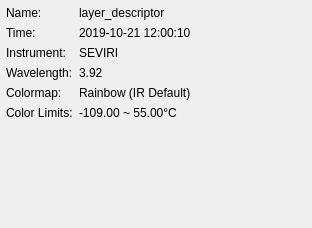
Qt form uwsift/ui/layer_details_widget.ui (ssec/sift) before a commit.
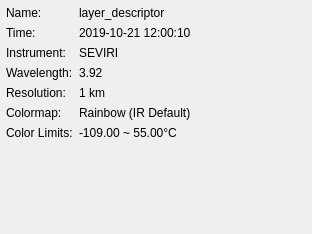
The same form after that commit. Custom widgets are drawn as their Qt base class.

Commit message: Add resolution to layer details pane

What changed in the file:
```diff
--- a/uwsift/ui/layer_details_widget.ui
+++ b/uwsift/ui/layer_details_widget.ui
@@ -7,7 +7,7 @@
     <x>0</x>
     <y>0</y>
     <width>312</width>
-    <height>228</height>
+    <height>234</height>
    </rect>
   </property>
   <property name="sizePolicy">
@@ -105,34 +105,48 @@
        </property>
       </widget>
      </item>
-     <item row="4" column="0">
+     <item row="5" column="0">
       <widget class="QLabel" name="layerColormapLabel">
        <property name="text">
         <string>Colormap:</string>
        </property>
       </widget>
      </item>
-     <item row="4" column="1">
+     <item row="5" column="1">
       <widget class="QLabel" name="layerColormapValue">
        <property name="text">
         <string>Rainbow (IR Default)</string>
        </property>
       </widget>
      </item>
-     <item row="5" column="0">
+     <item row="6" column="0">
       <widget class="QLabel" name="layerColorLimitsLabel">
        <property name="text">
         <string>Color Limits:</string>
        </property>
       </widget>
      </item>
-     <item row="5" column="1">
+     <item row="6" column="1">
       <widget class="QLabel" name="layerColorLimitsValue">
        <property name="text">
         <string>-109.00 ~ 55.00°C</string>
        </property>
       </widget>
      </item>
+     <item row="4" column="0">
+      <widget class="QLabel" name="layerResolutionLabel">
+       <property name="text">
+        <string>Resolution:</string>
+       </property>
+      </widget>
+     </item>
+     <item row="4" column="1">
+      <widget class="QLabel" name="layerResolutionValue">
+       <property name="text">
+        <string>1 km</string>
+       </property>
+      </widget>
+     </item>
     </layout>
    </item>
    <item>
```
The commit also changes 3 other files.
